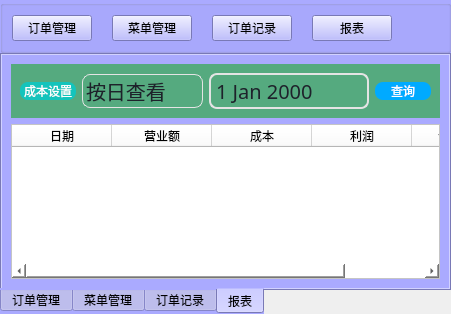
Li-Yaosong/BuffetMealsSystem, file admini/administratorinterface.ui: the form before one commit.
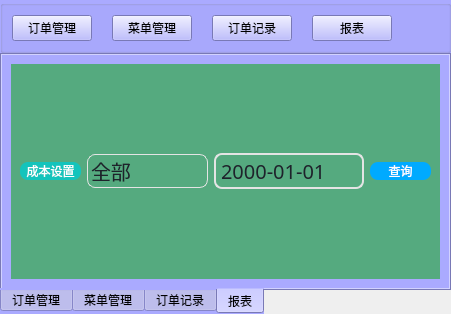
The form after the commit. The open tabs and pages were chosen to show the change. Icons and pictures are not drawn.

Diff of the .ui file:
```diff
--- a/admini/administratorinterface.ui
+++ b/admini/administratorinterface.ui
@@ -10,7 +10,7 @@
     <x>0</x>
     <y>0</y>
     <width>451</width>
-    <height>265</height>
+    <height>272</height>
    </rect>
   </property>
   <property name="windowTitle">
@@ -584,8 +584,8 @@
       <attribute name="title">
        <string>报表</string>
       </attribute>
-      <layout class="QGridLayout" name="gridLayout_3">
-       <item row="0" column="0">
+      <layout class="QVBoxLayout" name="verticalLayout_2">
+       <item>
         <widget class="QWidget" name="widget" native="true">
          <property name="styleSheet">
           <string notr="true">background-color: rgb(85, 170, 127);
@@ -682,6 +682,11 @@
 }
 </string>
             </property>
+            <item>
+             <property name="text">
+              <string>全部</string>
+             </property>
+            </item>
             <item>
              <property name="text">
               <string>按日查看</string>
@@ -691,6 +696,9 @@
           </item>
           <item>
            <widget class="QDateEdit" name="dateEdit">
+            <property name="enabled">
+             <bool>false</bool>
+            </property>
             <property name="styleSheet">
              <string notr="true">QDateEdit{
   color:#1e222b;
@@ -775,6 +783,9 @@
             <property name="currentSection">
              <enum>QDateTimeEdit::YearSection</enum>
             </property>
+            <property name="displayFormat">
+             <string>yyyy-MM-dd</string>
+            </property>
             <property name="calendarPopup">
              <bool>true</bool>
             </property>
@@ -814,97 +825,6 @@
          </layout>
         </widget>
        </item>
-       <item row="1" column="0">
-        <widget class="QTableWidget" name="tableWidget">
-         <property name="font">
-          <font>
-           <kerning>true</kerning>
-          </font>
-         </property>
-         <property name="acceptDrops">
-          <bool>false</bool>
-         </property>
-         <property name="autoFillBackground">
-          <bool>false</bool>
-         </property>
-         <property name="styleSheet">
-          <string notr="true">background-color: rgb(255, 255, 255);</string>
-         </property>
-         <property name="frameShape">
-          <enum>QFrame::StyledPanel</enum>
-         </property>
-         <property name="frameShadow">
-          <enum>QFrame::Sunken</enum>
-         </property>
-         <property name="lineWidth">
-          <number>1</number>
-         </property>
-         <property name="sizeAdjustPolicy">
-          <enum>QAbstractScrollArea::AdjustIgnored</enum>
-         </property>
-         <property name="dragEnabled">
-          <bool>false</bool>
-         </property>
-         <property name="alternatingRowColors">
-          <bool>true</bool>
-         </property>
-         <property name="textElideMode">
-          <enum>Qt::ElideRight</enum>
-         </property>
-         <property name="verticalScrollMode">
-          <enum>QAbstractItemView::ScrollPerItem</enum>
-         </property>
-         <property name="gridStyle">
-          <enum>Qt::SolidLine</enum>
-         </property>
-         <property name="sortingEnabled">
-          <bool>true</bool>
-         </property>
-         <attribute name="horizontalHeaderCascadingSectionResizes">
-          <bool>false</bool>
-         </attribute>
-         <attribute name="horizontalHeaderShowSortIndicator" stdset="0">
-          <bool>true</bool>
-         </attribute>
-         <attribute name="horizontalHeaderStretchLastSection">
-          <bool>false</bool>
-         </attribute>
-         <attribute name="verticalHeaderCascadingSectionResizes">
-          <bool>false</bool>
-         </attribute>
-         <attribute name="verticalHeaderShowSortIndicator" stdset="0">
-          <bool>false</bool>
-         </attribute>
-         <attribute name="verticalHeaderStretchLastSection">
-          <bool>false</bool>
-         </attribute>
-         <column>
-          <property name="text">
-           <string>日期</string>
-          </property>
-         </column>
-         <column>
-          <property name="text">
-           <string>营业额</string>
-          </property>
-         </column>
-         <column>
-          <property name="text">
-           <string>成本</string>
-          </property>
-         </column>
-         <column>
-          <property name="text">
-           <string>利润</string>
-          </property>
-         </column>
-         <column>
-          <property name="text">
-           <string>订单数量</string>
-          </property>
-         </column>
-        </widget>
-       </item>
       </layout>
      </widget>
     </widget>
```
Left out of the diff: 17 changed lines with no effect on the pictures.
